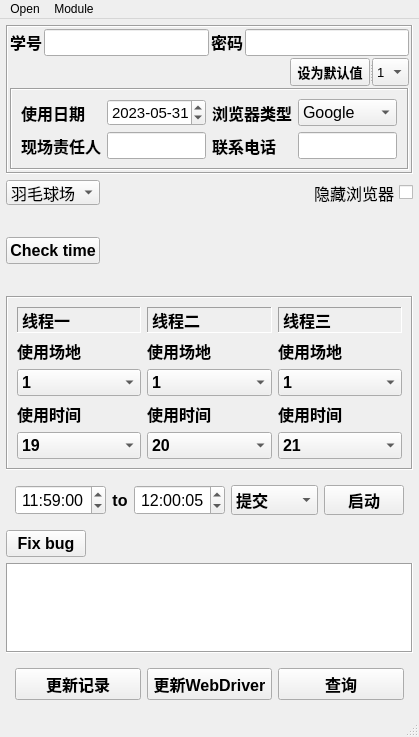
Qt form ui_source/badminton_window.ui (gconstint/Badminton_Script) before a commit.
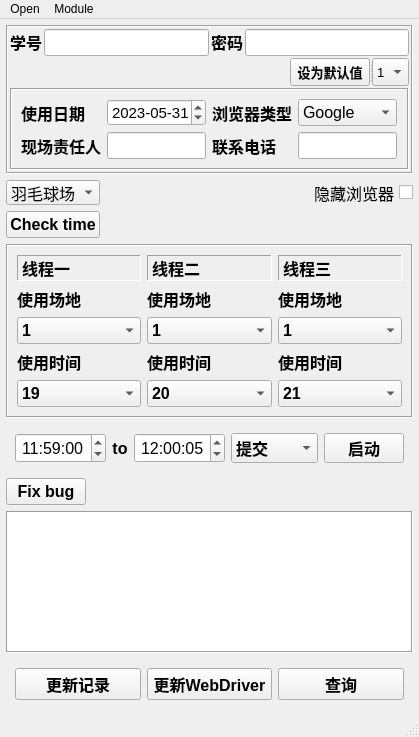
The same form after that commit.

Patch:
```diff
--- a/ui_source/badminton_window.ui
+++ b/ui_source/badminton_window.ui
@@ -1156,8 +1156,8 @@
       </property>
       <property name="maximumSize">
        <size>
-        <width>10000</width>
-        <height>10000</height>
+        <width>16777215</width>
+        <height>16777215</height>
        </size>
       </property>
       <property name="layoutDirection">
```
Left out of the diff: 2 changed lines with no effect on the pictures.
